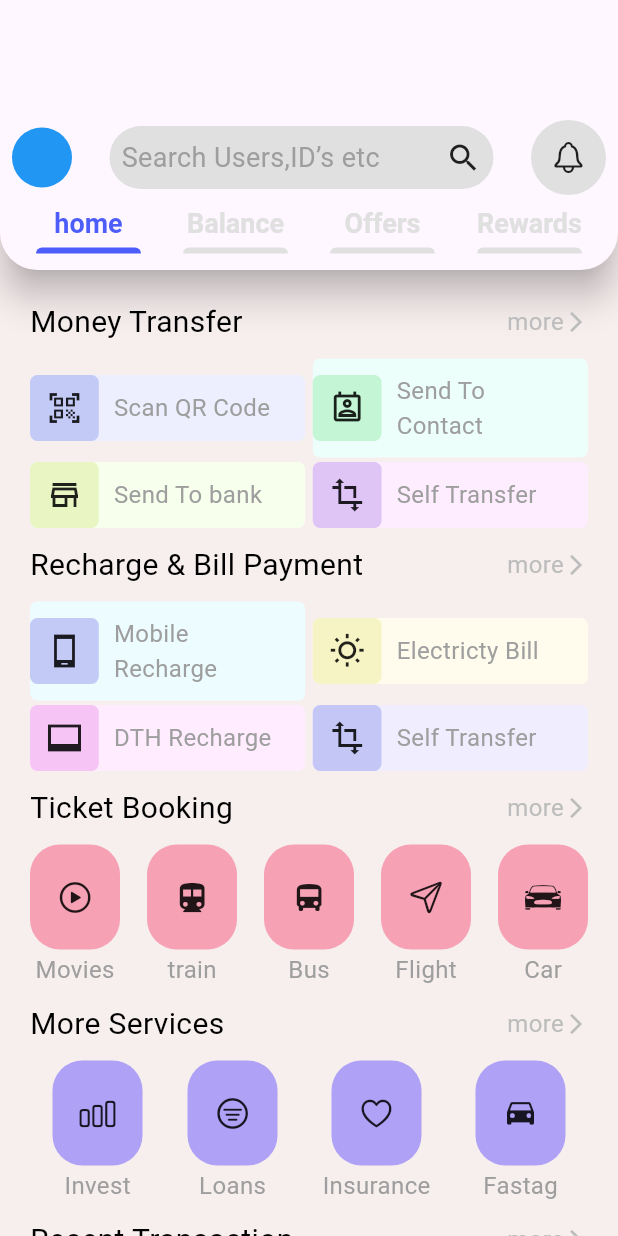
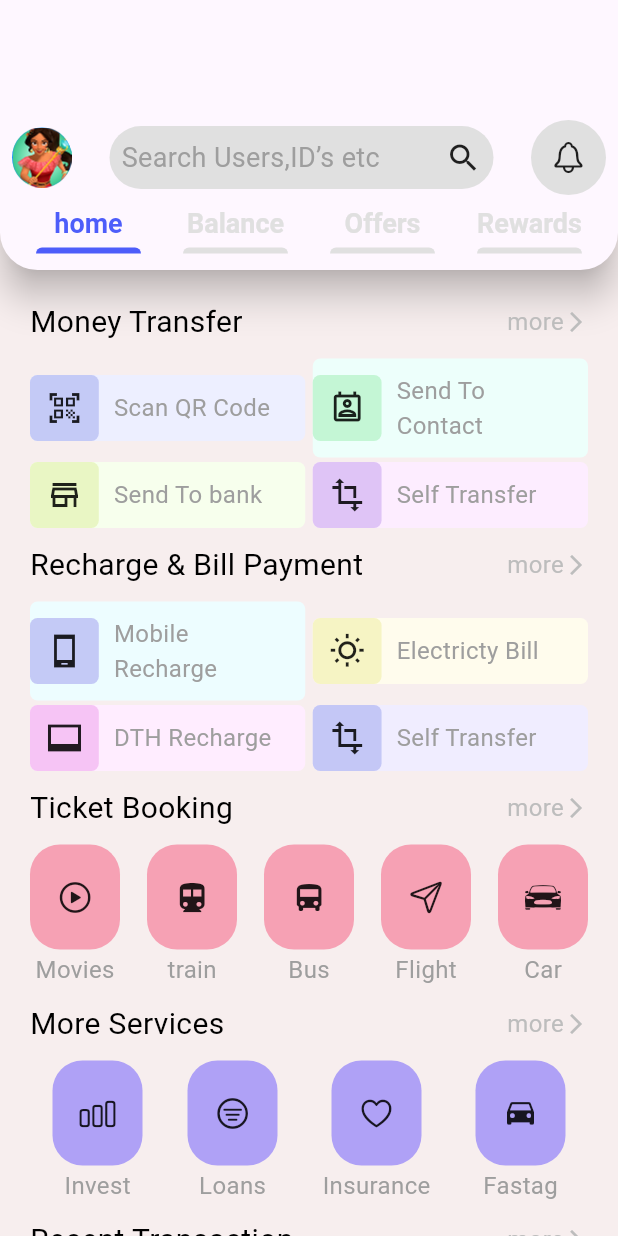
Before and after one commit to MahmoudMadihBedier/instapay, a Flutter app: the screen it shows after launch, after a tap on "Verify", after a tap on "home", on a phone screen of 412 x 824 dp. Run offline on Flutter 3.47's test engine with Material 3 defaults, Android fonts, the phone set to English and light mode, and no system bars; our stand-ins replace bloc, flutter_bloc, flutter_spinkit, gap, google_fonts.

Commit message:
Add Profile feature: implement ProfileCubit, ProfileScreen, and update navigation; refactor AppBarSection and home screen integration

```diff
--- a/lib/app_routers.dart
+++ b/lib/app_routers.dart
@@ -3,6 +3,7 @@ import 'package:flutter_bloc/flutter_bloc.dart';
 import 'package:instapay/constanst/setting.dart';
 import 'package:instapay/core/cubit/home/navigator_cubit.dart';
 import 'package:instapay/features/home/view/home.dart';
+import 'package:instapay/features/profile/view/profile_screen.dart';
 import 'package:instapay/features/verification.dart';
 import 'package:instapay/splashScreen.dart';
 
@@ -30,6 +31,13 @@ class AppRouters {
             child: HomeScreen(),
           ),
         );
+      case profileScreen:
+        return MaterialPageRoute(
+          builder: (_) => BlocProvider(
+            create: (context) => NavigatorCubit(),
+            child: ProfileScreen(),
+          ),
+        );
     }
     return null;
   }
--- a/lib/constanst/setting.dart
+++ b/lib/constanst/setting.dart
@@ -1,3 +1,4 @@
 const String splashScreen = "/";
 const String verifyScreen = "/verifyScreen";
 const String homeSceen = "/homeScreen";
+const String profileScreen = "/profileScreen";
--- /dev/null
+++ b/lib/core/cubit/profile/profile_cubit.dart
@@ -0,0 +1,20 @@
+import 'package:flutter/foundation.dart';
+import 'package:flutter_bloc/flutter_bloc.dart';
+
+part 'profile_state.dart';
+
+class ProfileCubit extends Cubit<ProfileState> {
+  ProfileCubit() : super(ProfileInitial());
+
+  void loadProfile() {
+    emit(ProfileLoading());
+    // Simulate loading profile data
+    Future.delayed(Duration(seconds: 2), () {
+      emit(ProfileLoaded(name: "John Doe", email: "john.doe@example.com"));
+    });
+  }
+
+  void cancelProfile() {
+    emit(ProfileCancelled());
+  }
+}
--- /dev/null
+++ b/lib/core/cubit/profile/profile_state.dart
@@ -0,0 +1,18 @@
+part of 'profile_cubit.dart';
+
+@immutable
+abstract class ProfileState {}
+
+class ProfileInitial extends ProfileState {}
+
+class ProfileLoading extends ProfileState {
+
+}
+
+class ProfileLoaded extends ProfileState {
+  final String name;
+  final String email;
+  ProfileLoaded({required this.name, required this.email});
+}
+
+class ProfileCancelled extends ProfileState {}
--- a/lib/features/home/view/home.dart
+++ b/lib/features/home/view/home.dart
@@ -3,9 +3,10 @@ import 'package:flutter_bloc/flutter_bloc.dart';
 import 'package:gap/gap.dart';
 import 'package:instapay/constanst/setting.dart';
 import 'package:instapay/core/cubit/home/navigator_cubit.dart';
+import 'package:instapay/core/cubit/profile/profile_cubit.dart';
 import 'package:instapay/features/Blaancesegmantation/view/balance_segment.dart';
 import 'package:instapay/features/Homesegemaent/view/home_segement.dart';
-import 'package:instapay/features/home/widgets/appBarSection.dart';
+import 'package:instapay/features/home/widgets/app_bar_section.dart';
 import 'package:instapay/features/home/widgets/sagmantaion.dart';
 import 'package:instapay/features/offerssegmantation/view/offer_segement.dart';
 import 'package:instapay/features/rewordsegmantion/view/reword_segment.dart';
@@ -13,12 +14,17 @@ import 'package:instapay/features/rewordsegmantion/view/reword_segment.dart';
 class HomeScreen extends StatelessWidget {
   static const String routName = homeSceen;
 
-  HomeScreen({super.key});
+  const HomeScreen({super.key});
 
   @override
   Widget build(BuildContext context) {
-    return BlocProvider(
-      create: (BuildContext context) => NavigatorCubit(),
+    return MultiBlocProvider(
+      providers: [
+        BlocProvider(create: (BuildContext context) => NavigatorCubit()),
+        BlocProvider(
+          create: (BuildContext context) => ProfileCubit()..loadProfile(),
+        ),
+      ],
       child: Scaffold(
         backgroundColor: const Color.fromARGB(255, 247, 238, 238),
 
@@ -33,14 +39,14 @@ class HomeScreen extends StatelessWidget {
                 bottomRight: Radius.circular(25),
               ),
 
-              child: Container(
+              child: SizedBox(
                 height: 180,
 
                 child: Column(
                   children: [
                     const Gap(80),
 
-                    Appbarsection(),
+                    const AppBarSection(),
 
                     BlocBuilder<NavigatorCubit, dynamic>(
                       builder: (context, state) {
--- a/lib/features/home/widgets/appBarSection.dart
+++ /dev/null
@@ -1,58 +0,0 @@
-import 'package:flutter/cupertino.dart';
-import 'package:flutter/material.dart';
-import 'package:gap/gap.dart';
-
-class Appbarsection extends StatefulWidget {
-  const Appbarsection({super.key});
-
-  @override
-  State<Appbarsection> createState() => _AppbarsectionState();
-}
-
-class _AppbarsectionState extends State<Appbarsection> {
-  @override
-  Widget build(BuildContext context) {
-    return Padding(
-      padding: const EdgeInsets.symmetric(horizontal: 8.0),
-      child: Row(
-        mainAxisAlignment: MainAxisAlignment.spaceBetween,
-        children: [
-          CircleAvatar(backgroundColor: Colors.blue),
-          Gap(25),
-          Expanded(
-            flex: 3,
-            child: Container(
-              decoration: BoxDecoration(
-                borderRadius: BorderRadius.circular(50),
-                color: Colors.grey.shade300,
-              ),
-              child: Padding(
-                padding: const EdgeInsets.all(8.0),
-                child: Row(
-                  mainAxisAlignment: MainAxisAlignment.spaceBetween,
-                  children: [
-                    Text(
-                      "Search Users,ID’s etc",
-                      style: TextStyle(fontSize: 18, color: Colors.grey),
-                    ),
-                    Icon(Icons.search_outlined),
-                  ],
-                ),
-              ),
-            ),
-          ),
-          Gap(25),
-          Container(
-            height: 50,
-            width: 50,
-            decoration: BoxDecoration(
-              borderRadius: BorderRadius.circular(100),
-              color: Colors.grey.shade300,
-            ),
-            child: Icon(CupertinoIcons.bell),
-          ),
-        ],
-      ),
-    );
-  }
-}
--- /dev/null
+++ b/lib/features/home/widgets/app_bar_section.dart
@@ -0,0 +1,88 @@
+import 'package:flutter/cupertino.dart';
+import 'package:flutter/material.dart';
+import 'package:flutter_bloc/flutter_bloc.dart';
+import 'package:gap/gap.dart';
+import 'package:instapay/constanst/setting.dart';
+import 'package:instapay/core/cubit/profile/profile_cubit.dart';
+import 'package:instapay/features/profile/view/profile_screen.dart';
+
+class AppBarSection extends StatefulWidget {
+  const AppBarSection({super.key});
+
+  @override
+  State<AppBarSection> createState() => _AppBarSectionState();
+}
+
+class _AppBarSectionState extends State<AppBarSection> {
+  @override
+  Widget build(BuildContext context) {
+    return Padding(
+      padding: const EdgeInsets.symmetric(horizontal: 8.0),
+      child: BlocBuilder<ProfileCubit, ProfileState>(
+        builder: (context, state) {
+          if (state is ProfileLoading) {
+            // retun snakbar
+            return ScaffoldMessenger(
+              child:SnackBar(
+                content: Text("Loading profile..."),
+                duration: Duration(seconds: 2),
+              ),
+            );
+          } else if (state is ProfileLoaded) {
+            return Row(
+              mainAxisAlignment: MainAxisAlignment.spaceBetween,
+              children: [
+                InkWell(
+                  onTap: () {
+                    context.read<ProfileCubit>().loadProfile();
+                    if (state is ProfileLoaded) {
+                      Navigator.pushNamed(context,arguments: state, profileScreen );
+                    }
+                  },
+                  child: CircleAvatar(
+                    backgroundColor: Colors.blue,
+                    child: Image.asset("assets/images/avater1.png"),
+                  ),
+                ),
+                Gap(25),
+                Expanded(
+                  flex: 3,
+                  child: Container(
+                    decoration: BoxDecoration(
+                      borderRadius: BorderRadius.circular(50),
+                      color: Colors.grey.shade300,
+                    ),
+                    child: Padding(
+                      padding: const EdgeInsets.all(8.0),
+                      child: Row(
+                        mainAxisAlignment: MainAxisAlignment.spaceBetween,
+                        children: [
+                          Text(
+                            "Search Users,ID’s etc",
+                            style: TextStyle(fontSize: 18, color: Colors.grey),
+                          ),
+                          Icon(Icons.search_outlined),
+                        ],
+                      ),
+                    ),
+                  ),
+                ),
+                Gap(25),
+                Container(
+                  height: 50,
+                  width: 50,
+                  decoration: BoxDecoration(
+                    borderRadius: BorderRadius.circular(100),
+                    color: Colors.grey.shade300,
+                  ),
+                  child: Icon(CupertinoIcons.bell),
+                ),
+              ],
+            );
+          }
+          return const SizedBox.shrink();
+        },
+      ),
+    );
+  }
+}
--- a/lib/features/home/widgets/sagmantaion.dart
+++ b/lib/features/home/widgets/sagmantaion.dart
@@ -50,6 +50,7 @@ class _SegmantationNavigatorState extends State<SegmantationNavigator> {
               child: GestureDetector(
                 onTap: () => widget.ontap(index),
                 child: Column(
+                  mainAxisSize: MainAxisSize.min,
                   children: [
                     const Gap(4),
                     AnimatedDefaultTextStyle(
--- /dev/null
+++ b/lib/features/profile/view/profile_screen.dart
@@ -0,0 +1,14 @@
+import 'package:flutter/material.dart';
+
+class ProfileScreen extends StatelessWidget {
+  const ProfileScreen({super.key});
+
+  @override
+  Widget build(BuildContext context) {
+    return Scaffold(
+      body: Center(
+        child: Text("Profile Screen"),
+      ),
+    );
+  }
+}
```
